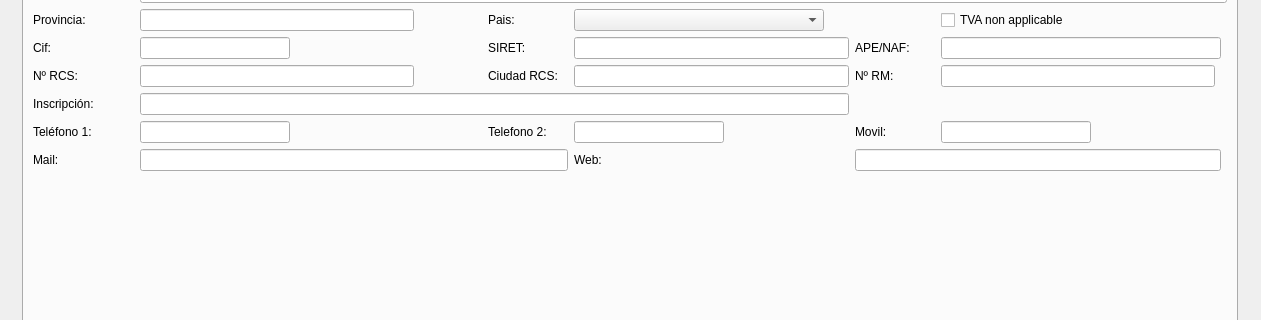
Before: the Qt Designer form app/ui/frmempresas.ui in MarcArtStudio3D/creative_ERP, drawn with Qt 5; both pictures show x 0 to 1261 and y 178 to 498 of the 1261 by 751 pixel window.
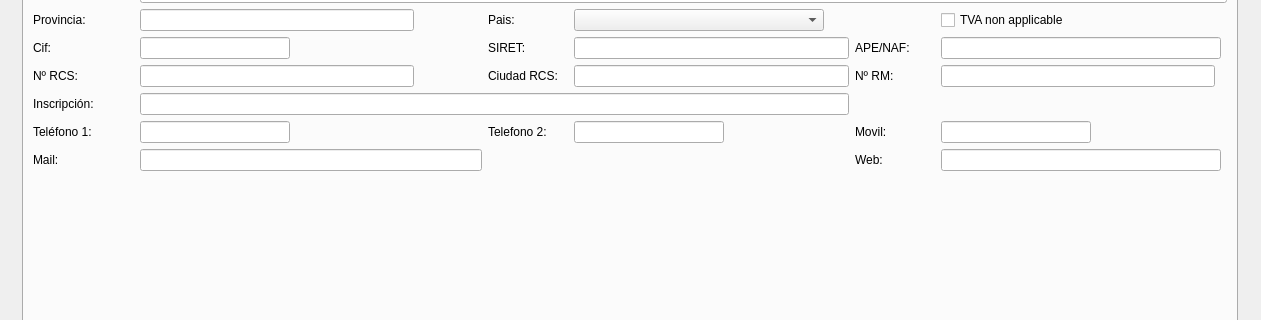
After: the same form once the commit is applied. Icons and pictures are not drawn.

Commit message: feat: Rearrange web and email fields in FrmEmpresas UI for improved layout

Diff of the .ui file:
```diff
--- a/app/ui/frmempresas.ui
+++ b/app/ui/frmempresas.ui
@@ -463,28 +463,6 @@
                </property>
               </widget>
              </item>
-             <item row="8" column="7" colspan="3">
-              <widget class="QLineEdit" name="txtweb"/>
-             </item>
-             <item row="8" column="6">
-              <widget class="QLabel" name="label_21">
-               <property name="sizePolicy">
-                <sizepolicy hsizetype="Maximum" vsizetype="Preferred">
-                 <horstretch>0</horstretch>
-                 <verstretch>0</verstretch>
-                </sizepolicy>
-               </property>
-               <property name="minimumSize">
-                <size>
-                 <width>80</width>
-                 <height>0</height>
-                </size>
-               </property>
-               <property name="text">
-                <string>Web:</string>
-               </property>
-              </widget>
-             </item>
              <item row="3" column="6">
               <widget class="QComboBox" name="cboPais_create">
                <property name="minimumSize">
@@ -563,9 +541,6 @@
                </property>
               </widget>
              </item>
-             <item row="8" column="2" colspan="4">
-              <widget class="QLineEdit" name="txtcMail"/>
-             </item>
              <item row="3" column="1">
               <widget class="QLabel" name="label_15">
                <property name="sizePolicy">
@@ -615,6 +590,31 @@
                </property>
               </spacer>
              </item>
+             <item row="8" column="8" colspan="2">
+              <widget class="QLineEdit" name="txtweb"/>
+             </item>
+             <item row="8" column="7">
+              <widget class="QLabel" name="label_21">
+               <property name="sizePolicy">
+                <sizepolicy hsizetype="Maximum" vsizetype="Preferred">
+                 <horstretch>0</horstretch>
+                 <verstretch>0</verstretch>
+                </sizepolicy>
+               </property>
+               <property name="minimumSize">
+                <size>
+                 <width>80</width>
+                 <height>0</height>
+                </size>
+               </property>
+               <property name="text">
+                <string>Web:</string>
+               </property>
+              </widget>
+             </item>
+             <item row="8" column="2" colspan="3">
+              <widget class="QLineEdit" name="txtcMail"/>
+             </item>
             </layout>
            </item>
           </layout>
```
The commit also changes 1 other file.
